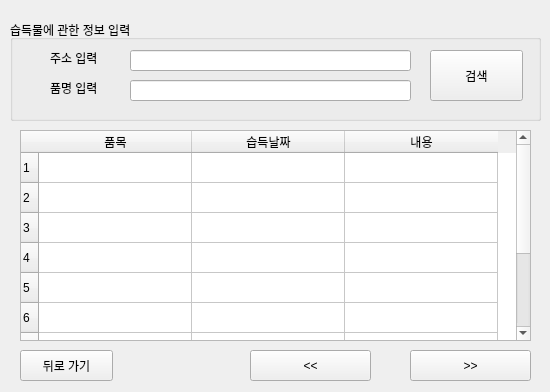
First picture: the form in 개발 공간/GUI/founds_addr_search_menu.ui, repository batherit/ScriptProject, before the edit.
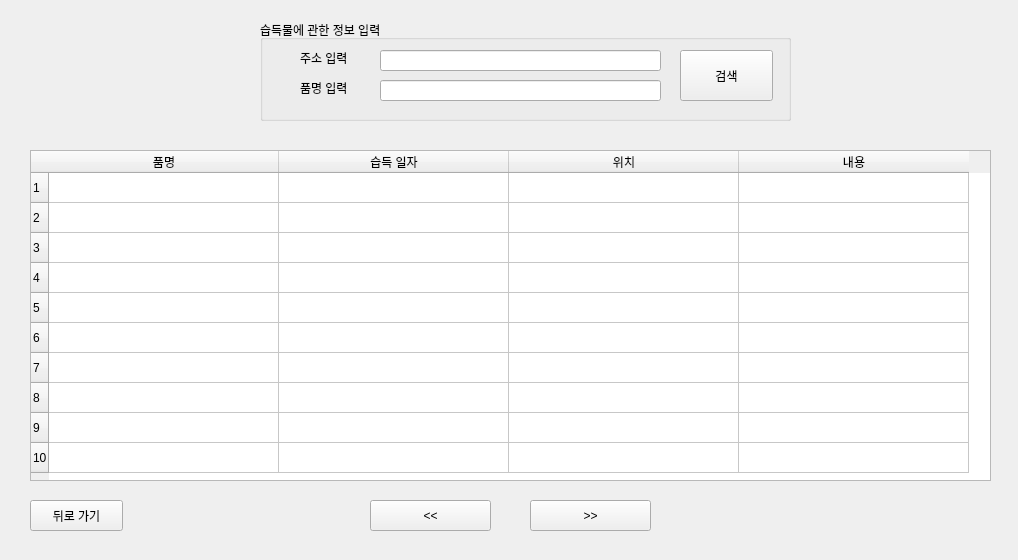
Second picture: the form after the edit.

Diff of the .ui file:
```diff
--- a/개발 공간/GUI/founds_addr_search_menu.ui
+++ b/개발 공간/GUI/founds_addr_search_menu.ui
@@ -6,8 +6,8 @@
    <rect>
     <x>0</x>
     <y>0</y>
-    <width>550</width>
-    <height>392</height>
+    <width>1018</width>
+    <height>560</height>
    </rect>
   </property>
   <property name="windowTitle">
@@ -16,7 +16,7 @@
   <widget class="QGroupBox" name="groupBox">
    <property name="geometry">
     <rect>
-     <x>10</x>
+     <x>260</x>
      <y>20</y>
      <width>531</width>
      <height>101</height>
@@ -85,47 +85,56 @@
     </property>
    </widget>
   </widget>
+  <widget class="QPushButton" name="pushButton_3">
+   <property name="geometry">
+    <rect>
+     <x>530</x>
+     <y>500</y>
+     <width>121</width>
+     <height>31</height>
+    </rect>
+   </property>
+   <property name="text">
+    <string>&gt;&gt;</string>
+   </property>
+  </widget>
+  <widget class="QPushButton" name="pushButton_4">
+   <property name="geometry">
+    <rect>
+     <x>370</x>
+     <y>500</y>
+     <width>121</width>
+     <height>31</height>
+    </rect>
+   </property>
+   <property name="text">
+    <string>&lt;&lt;</string>
+   </property>
+  </widget>
+  <widget class="QPushButton" name="pushButton_5">
+   <property name="geometry">
+    <rect>
+     <x>30</x>
+     <y>500</y>
+     <width>93</width>
+     <height>31</height>
+    </rect>
+   </property>
+   <property name="text">
+    <string>뒤로 가기</string>
+   </property>
+  </widget>
   <widget class="QTableWidget" name="tableWidget">
    <property name="geometry">
     <rect>
-     <x>20</x>
-     <y>130</y>
-     <width>511</width>
-     <height>211</height>
+     <x>30</x>
+     <y>150</y>
+     <width>961</width>
+     <height>331</height>
     </rect>
    </property>
-   <property name="minimumSize">
-    <size>
-     <width>100</width>
-     <height>200</height>
-    </size>
-   </property>
-   <property name="maximumSize">
-    <size>
-     <width>531</width>
-     <height>211</height>
-    </size>
-   </property>
-   <property name="showGrid">
-    <bool>true</bool>
-   </property>
-   <property name="rowCount">
-    <number>10</number>
-   </property>
-   <attribute name="horizontalHeaderVisible">
-    <bool>true</bool>
-   </attribute>
-   <attribute name="horizontalHeaderCascadingSectionResizes">
-    <bool>true</bool>
-   </attribute>
    <attribute name="horizontalHeaderDefaultSectionSize">
-    <number>153</number>
-   </attribute>
-   <attribute name="horizontalHeaderHighlightSections">
-    <bool>true</bool>
-   </attribute>
-   <attribute name="verticalHeaderStretchLastSection">
-    <bool>false</bool>
+    <number>230</number>
    </attribute>
    <row>
     <property name="text">
@@ -179,12 +188,17 @@
    </row>
    <column>
     <property name="text">
-     <string>품목</string>
+     <string>품명</string>
     </property>
    </column>
    <column>
     <property name="text">
-     <string>습득날짜</string>
+     <string>습득 일자</string>
+    </property>
+   </column>
+   <column>
+    <property name="text">
+     <string>위치</string>
     </property>
    </column>
    <column>
@@ -192,55 +206,6 @@
      <string>내용</string>
     </property>
    </column>
-   <item row="0" column="0">
-    <property name="text">
-     <string/>
-    </property>
-   </item>
-   <item row="0" column="2">
-    <property name="text">
-     <string/>
-    </property>
-   </item>
-  </widget>
-  <widget class="QPushButton" name="pushButton_3">
-   <property name="geometry">
-    <rect>
-     <x>410</x>
-     <y>350</y>
-     <width>121</width>
-     <height>31</height>
-    </rect>
-   </property>
-   <property name="text">
-    <string>&gt;&gt;</string>
-   </property>
-  </widget>
-  <widget class="QPushButton" name="pushButton_4">
-   <property name="geometry">
-    <rect>
-     <x>250</x>
-     <y>350</y>
-     <width>121</width>
-     <height>31</height>
-    </rect>
-   </property>
-   <property name="text">
-    <string>&lt;&lt;</string>
-   </property>
-  </widget>
-  <widget class="QPushButton" name="pushButton_5">
-   <property name="geometry">
-    <rect>
-     <x>20</x>
-     <y>350</y>
-     <width>93</width>
-     <height>31</height>
-    </rect>
-   </property>
-   <property name="text">
-    <string>뒤로 가기</string>
-   </property>
   </widget>
  </widget>
  <resources/>
```
Left out of the diff: 32 changed lines with no effect on the pictures.
